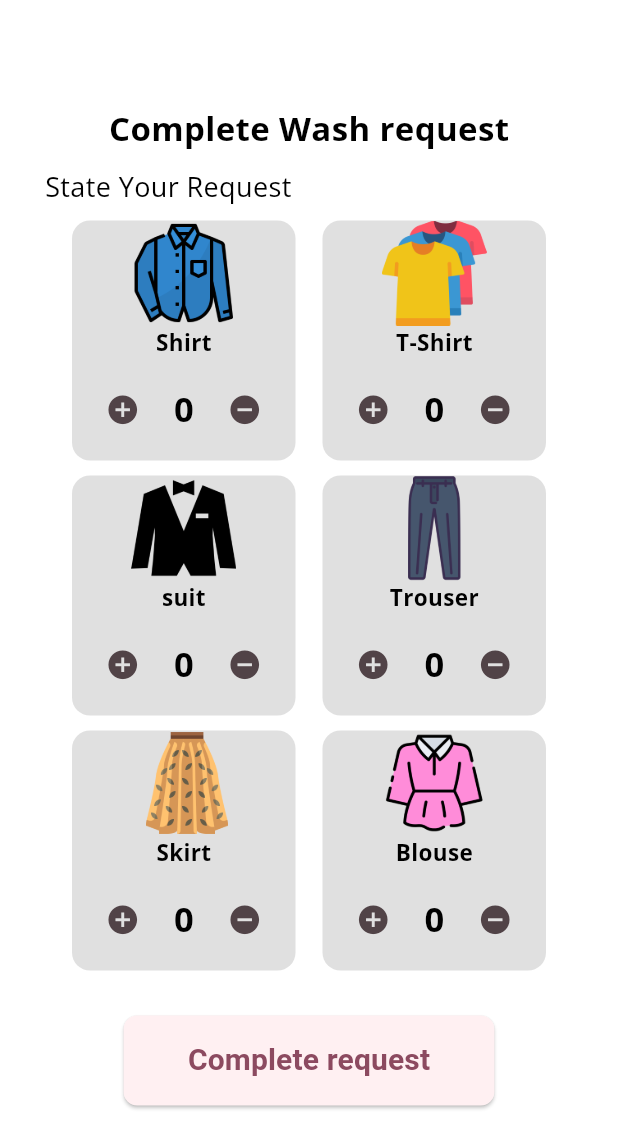
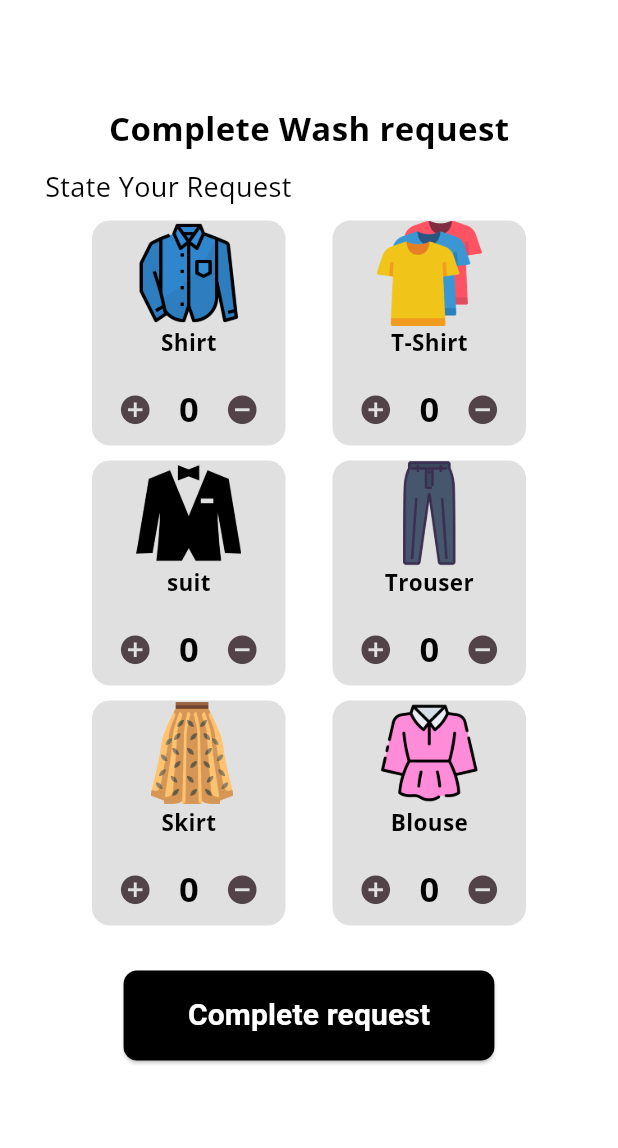
Before and after one commit to Mr-Deee/laundry, a Flutter app: the Problem_description screen opened directly, on a phone screen of 412 x 824 dp. Shown: the top 1148 px of the screen. Run offline on Flutter 3.47's test engine with Material 3 defaults, Android fonts, the phone set to English and light mode, and no system bars; our stand-ins replace animate_do, bouncing_widget, cloud_firestore, curved_navigation_bar, firebase_auth, firebase_core and 8 more; accounts and stored records are empty.

```diff
--- a/lib/widgets/item_selection.dart
+++ b/lib/widgets/item_selection.dart
@@ -36,8 +36,8 @@ class _item_selectionState extends State<item_selection> {
             // scaleFactor: 1.5,
             // onPressed: ontap,
             child: Container(
-              height: 160,
-              width: 149,
+              height: 150,
+              width: 129,
               decoration: BoxDecoration(
                 color: Colors.black12,
                 borderRadius: BorderRadius.circular(12),
--- a/lib/widgets/order_description.dart
+++ b/lib/widgets/order_description.dart
@@ -327,6 +327,7 @@ late int amount;
                               width: size.width * .6,
                               child: ElevatedButton(
                                   style: ElevatedButton.styleFrom(
+                                    backgroundColor: Colors.black,
                                     shape: RoundedRectangleBorder(
                                       borderRadius: BorderRadius.circular(9),
                                     ),
@@ -339,6 +340,7 @@ late int amount;
                                     "Complete request",
                                     style: TextStyle(
                                         fontSize: 20,
+                                        color: Colors.white,
                                         fontWeight: FontWeight.bold),
                                   )),
                             ),
```
Also changed, not shown: lib/pages/WashRequest.dart (+11 -5 lines).
